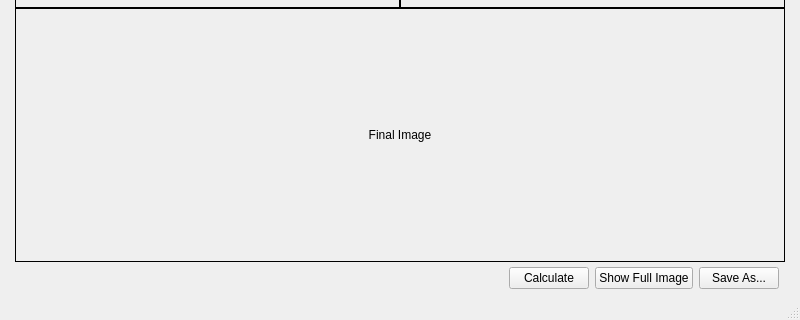
wmhii/image-template-mapper, file mainwindow.ui: the form before one commit; both pictures show x 0 to 800 and y 280 to 600 of the 800 by 600 pixel window.
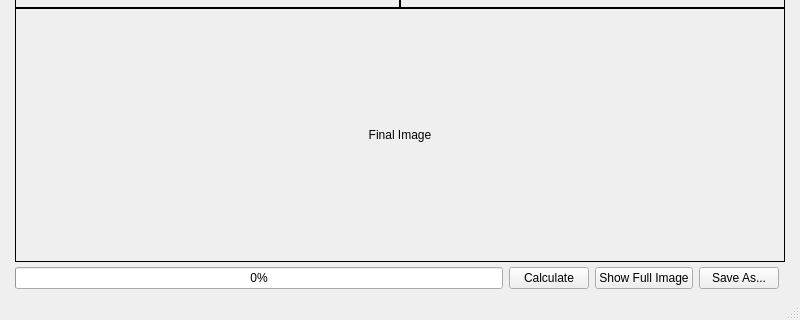
The form after the commit.

Commit message: Implemented a somewhat usefull progress bar

What changed in the file:
```diff
--- a/mainwindow.ui
+++ b/mainwindow.ui
@@ -108,17 +108,14 @@
          <number>6</number>
         </property>
         <item>
-         <spacer name="horizontalSpacer">
-          <property name="orientation">
-           <enum>Qt::Horizontal</enum>
+         <widget class="QProgressBar" name="progressBar">
+          <property name="enabled">
+           <bool>true</bool>
           </property>
-          <property name="sizeHint" stdset="0">
-           <size>
-            <width>40</width>
-            <height>20</height>
-           </size>
+          <property name="value">
+           <number>0</number>
           </property>
-         </spacer>
+         </widget>
         </item>
         <item>
          <widget class="QPushButton" name="calculateButton">
```
The commit also changes 2 other files.
